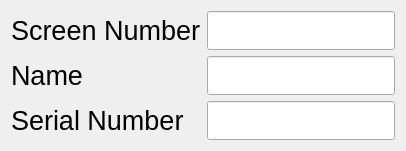
Qt form Examples/Qt/Other/MultipleMonitors0/rc/MonitorWidget.ui (drescherjm/vcpkg-examples) before a commit.
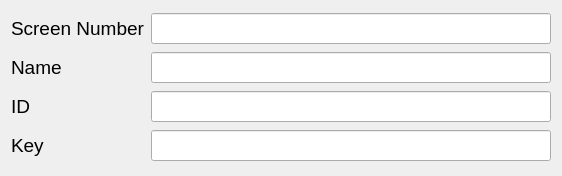
The same form after that commit.

Commit message: Begin to add classes to enumerate the monitors

What changed in the file:
```diff
--- a/Examples/Qt/Other/MultipleMonitors0/rc/MonitorWidget.ui
+++ b/Examples/Qt/Other/MultipleMonitors0/rc/MonitorWidget.ui
@@ -6,42 +6,61 @@
    <rect>
     <x>0</x>
     <y>0</y>
-    <width>406</width>
-    <height>147</height>
+    <width>556</width>
+    <height>176</height>
    </rect>
   </property>
   <property name="font">
    <font>
-    <pointsize>20</pointsize>
+    <family>MS Shell Dlg 2</family>
+    <pointsize>14</pointsize>
    </font>
   </property>
   <property name="windowTitle">
    <string>Monitor</string>
   </property>
   <layout class="QGridLayout" name="gridLayout">
-   <item row="0" column="0">
-    <widget class="QLabel" name="label_2">
+   <item row="0" column="0" colspan="2">
+    <widget class="QLabel" name="labelScreenNumber">
+     <property name="sizePolicy">
+      <sizepolicy hsizetype="Fixed" vsizetype="Preferred">
+       <horstretch>0</horstretch>
+       <verstretch>0</verstretch>
+      </sizepolicy>
+     </property>
      <property name="text">
       <string>Screen Number</string>
      </property>
     </widget>
    </item>
-   <item row="0" column="1">
-    <widget class="QLineEdit" name="lineEditScreen">
+   <item row="0" column="2" colspan="2">
+    <widget class="QLineEdit" name="lineEditScreenNumber">
+     <property name="minimumSize">
+      <size>
+       <width>400</width>
+       <height>0</height>
+      </size>
+     </property>
      <property name="alignment">
       <set>Qt::AlignCenter</set>
      </property>
     </widget>
    </item>
-   <item row="1" column="0">
-    <widget class="QLabel" name="label">
+   <item row="1" column="0" colspan="2">
+    <widget class="QLabel" name="labelName">
      <property name="text">
       <string>Name</string>
      </property>
     </widget>
    </item>
-   <item row="1" column="1">
+   <item row="1" column="2" colspan="2">
     <widget class="QLineEdit" name="lineEditName">
+     <property name="minimumSize">
+      <size>
+       <width>400</width>
+       <height>0</height>
+      </size>
+     </property>
      <property name="alignment">
       <set>Qt::AlignCenter</set>
      </property>
@@ -50,12 +69,38 @@
    <item row="2" column="0">
     <widget class="QLabel" name="label_3">
      <property name="text">
-      <string>Serial Number</string>
+      <string>ID</string>
      </property>
     </widget>
    </item>
-   <item row="2" column="1">
-    <widget class="QLineEdit" name="lineEditSerialNumber">
+   <item row="2" column="2" colspan="2">
+    <widget class="QLineEdit" name="lineEditID">
+     <property name="minimumSize">
+      <size>
+       <width>400</width>
+       <height>0</height>
+      </size>
+     </property>
+     <property name="alignment">
+      <set>Qt::AlignCenter</set>
+     </property>
+    </widget>
+   </item>
+   <item row="3" column="0">
+    <widget class="QLabel" name="labelKey">
+     <property name="text">
+      <string>Key</string>
+     </property>
+    </widget>
+   </item>
+   <item row="3" column="2" colspan="2">
+    <widget class="QLineEdit" name="lineEditKey">
+     <property name="minimumSize">
+      <size>
+       <width>400</width>
+       <height>0</height>
+      </size>
+     </property>
      <property name="alignment">
       <set>Qt::AlignCenter</set>
      </property>
```
Left out of the diff: 2 changed lines with no effect on the pictures. The commit also changes 6 other files.
